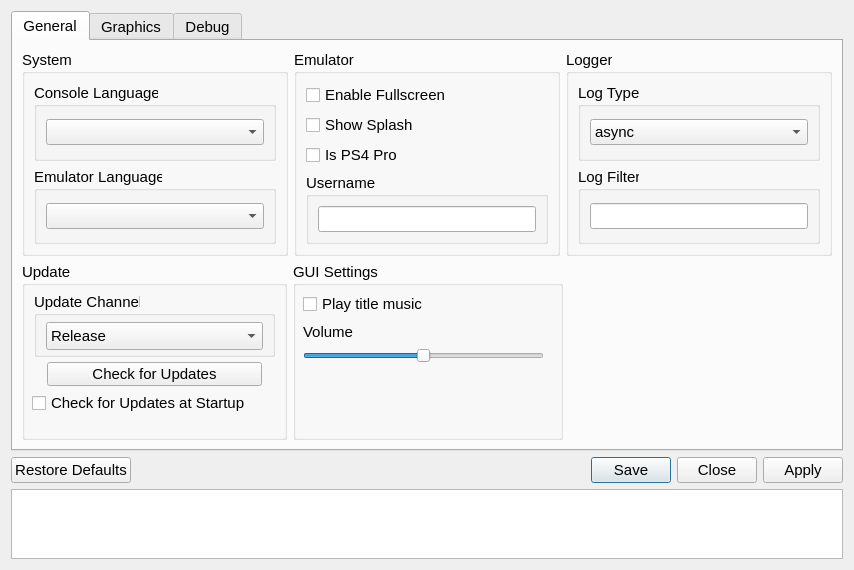
Before: the Qt Designer form src/qt_gui/settings_dialog.ui in ei-akulxx/shadPS4, drawn with Qt 5.
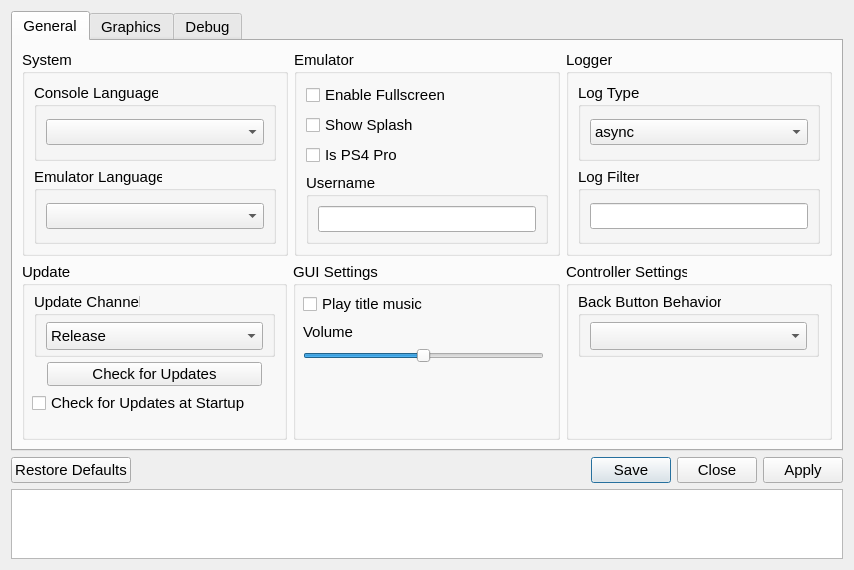
After: the same form once the commit is applied. Icons and pictures are not drawn.

Commit message:
Add support to click touchpad using back button on non PS4/5 controllers (#1258)
* Working touchpad support

Tested on PS5 controller plugged in via USB.

* fix lint

* Add support to click touchpad using back button on other controllers

Takes the back button and allows the user to change the behavior of how it clicks the touchpad. The current options are left, right, center, and none.

* add description text

* make more generic so translations can be supported in combobox

* fix lint

* linter again

* support back button to touchpad for spacebar as well

* linter at it again

Patch:
```diff
--- a/src/qt_gui/settings_dialog.ui
+++ b/src/qt_gui/settings_dialog.ui
@@ -442,20 +442,44 @@
            </layout>
           </item>
           <item>
-           <spacer name="horizontalSpacer">
-            <property name="orientation">
-             <enum>Qt::Orientation::Horizontal</enum>
-            </property>
-            <property name="sizeType">
-             <enum>QSizePolicy::Policy::Expanding</enum>
-            </property>
-            <property name="sizeHint" stdset="0">
-             <size>
-              <width>0</width>
-              <height>0</height>
-             </size>
-            </property>
-           </spacer>
+           <layout class="QVBoxLayout" name="ControllerTabLayoutRight" stretch="1">
+            <item>
+             <widget class="QGroupBox" name="ControllerGroupBox">
+              <property name="sizePolicy">
+               <sizepolicy hsizetype="MinimumExpanding" vsizetype="Preferred">
+                <horstretch>0</horstretch>
+                <verstretch>0</verstretch>
+               </sizepolicy>
+              </property>
+              <property name="title">
+               <string>Controller Settings</string>
+              </property>
+              <widget class="QGroupBox" name="backButtonBehaviorGroupBox">
+               <property name="geometry">
+                <rect>
+                 <x>12</x>
+                 <y>30</y>
+                 <width>241</width>
+                 <height>65</height>
+                </rect>
+               </property>
+               <property name="title">
+                <string>Back Button Behavior</string>
+               </property>
+               <widget class="QComboBox" name="backButtonBehaviorComboBox">
+                <property name="geometry">
+                 <rect>
+                  <x>12</x>
+                  <y>30</y>
+                  <width>217</width>
+                  <height>28</height>
+                 </rect>
+                </property>
+               </widget>
+              </widget>
+             </widget>
+            </item>
+           </layout>
           </item>
          </layout>
         </item>
```
The commit also changes 6 other files.
